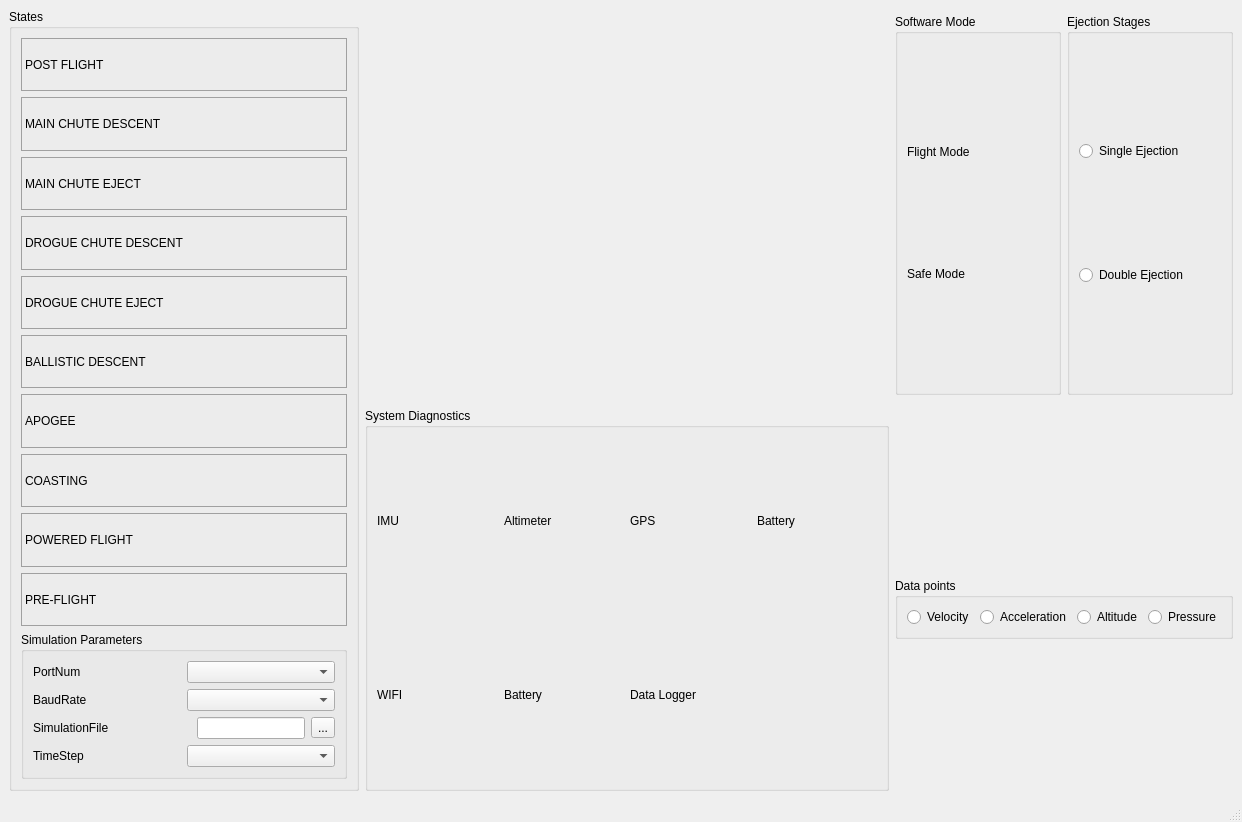
The window that app/NaFCSE/mainwindow.ui (bytecod3/Nakuja-Flight-Computer-Simulation-Engine) describes before a commit, drawn with Qt 5.
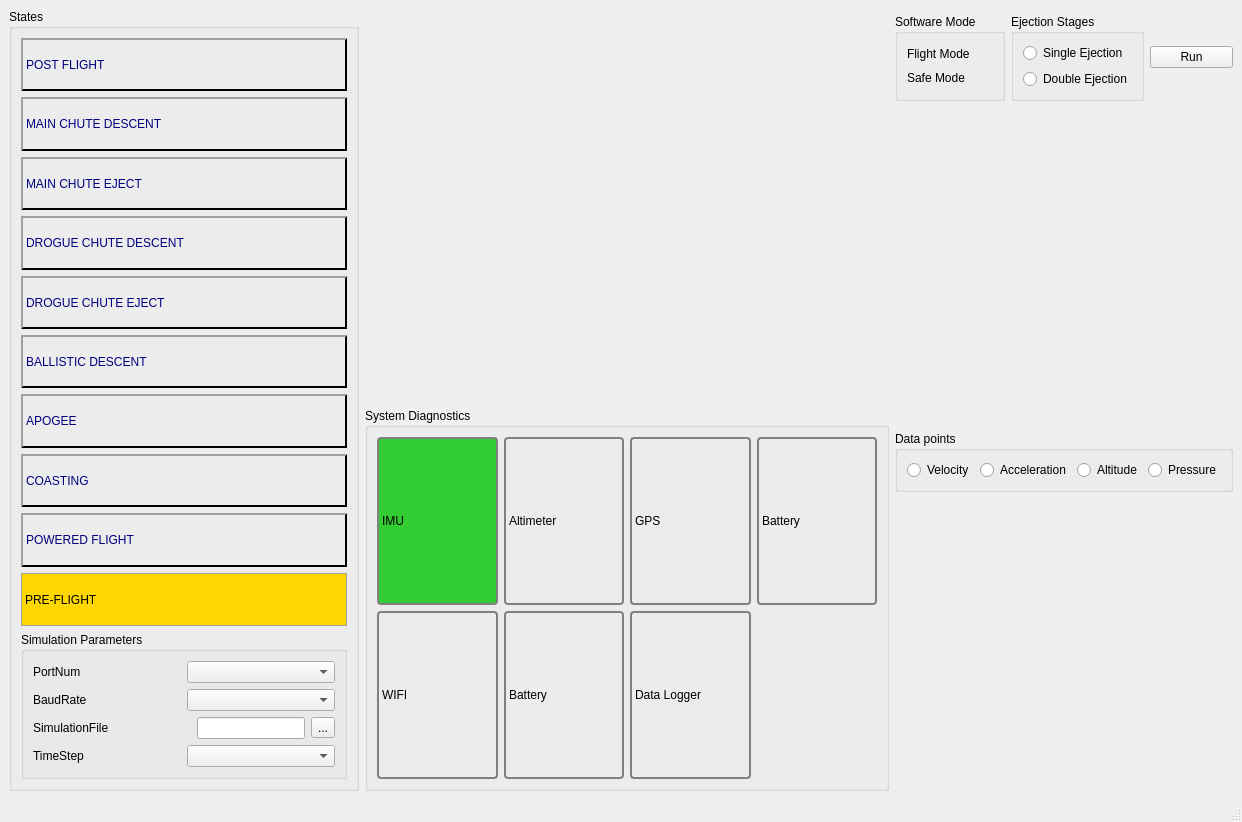
The same window after the commit. Icons and pictures are not drawn.

Patch:
```diff
--- a/app/NaFCSE/mainwindow.ui
+++ b/app/NaFCSE/mainwindow.ui
@@ -42,8 +42,12 @@
        <item>
         <widget class="QLabel" name="label">
          <property name="styleSheet">
-          <string notr="true">border: 1px solid #a0a0a0;
-color: #000000;</string>
+          <string notr="true">border: 0px solid black;
+border-bottom: 2px solid black;
+border-top: 2px solid #a0a0a0;
+border-right:  2px solid black;
+border-left:  2px solid #a0a0a0;
+color: #000080;</string>
          </property>
          <property name="text">
           <string>POST FLIGHT</string>
@@ -53,8 +57,13 @@
        <item>
         <widget class="QLabel" name="label_3">
          <property name="styleSheet">
-          <string notr="true">border: 1px solid #a0a0a0;
-color: #000000;</string>
+          <string notr="true">border: 0px solid black;
+border-bottom: 2px solid black;
+border-top: 2px solid #a0a0a0;
+border-right:  2px solid black;
+border-left:  2px solid #a0a0a0;
+color: #000080;
+</string>
          </property>
          <property name="text">
           <string>MAIN CHUTE DESCENT</string>
@@ -64,8 +73,13 @@
        <item>
         <widget class="QLabel" name="label_2">
          <property name="styleSheet">
-          <string notr="true">border: 1px solid #a0a0a0;
-color: #000000;</string>
+          <string notr="true">border: 0px solid black;
+border-bottom: 2px solid black;
+border-top: 2px solid #a0a0a0;
+border-right:  2px solid black;
+border-left:  2px solid #a0a0a0;
+color: #000080;
+</string>
          </property>
          <property name="text">
           <string>MAIN CHUTE EJECT</string>
@@ -75,8 +89,13 @@
        <item>
         <widget class="QLabel" name="label_4">
          <property name="styleSheet">
-          <string notr="true">border: 1px solid #a0a0a0;
-color: #000000;</string>
+          <string notr="true">border: 0px solid black;
+border-bottom: 2px solid black;
+border-top: 2px solid #a0a0a0;
+border-right:  2px solid black;
+border-left:  2px solid #a0a0a0;
+color: #000080;
+</string>
          </property>
          <property name="text">
           <string>DROGUE CHUTE DESCENT</string>
@@ -86,8 +105,13 @@
        <item>
         <widget class="QLabel" name="label_5">
          <property name="styleSheet">
-          <string notr="true">border: 1px solid #a0a0a0;
-color: #000000;</string>
+          <string notr="true">border: 0px solid black;
+border-bottom: 2px solid black;
+border-top: 2px solid #a0a0a0;
+border-right:  2px solid black;
+border-left:  2px solid #a0a0a0;
+color: #000080;
+</string>
          </property>
          <property name="text">
           <string>DROGUE CHUTE EJECT</string>
@@ -97,8 +121,12 @@
        <item>
         <widget class="QLabel" name="label_6">
          <property name="styleSheet">
-          <string notr="true">border: 1px solid #a0a0a0;
-color: #000000;</string>
+          <string notr="true">border: 0px solid black;
+border-bottom: 2px solid black;
+border-top: 2px solid #a0a0a0;
+border-right:  2px solid black;
+border-left:  2px solid #a0a0a0;
+color: #000080;</string>
          </property>
          <property name="text">
           <string>BALLISTIC DESCENT</string>
@@ -108,8 +136,13 @@
        <item>
         <widget class="QLabel" name="label_7">
          <property name="styleSheet">
-          <string notr="true">border: 1px solid #a0a0a0;
-color: #000000;</string>
+          <string notr="true">border: 0px solid black;
+border-bottom: 2px solid black;
+border-top: 2px solid #a0a0a0;
+border-right:  2px solid black;
+border-left:  2px solid #a0a0a0;
+color: #000080;
+</string>
          </property>
          <property name="text">
           <string>APOGEE</string>
@@ -119,8 +152,12 @@
        <item>
         <widget class="QLabel" name="label_8">
          <property name="styleSheet">
-          <string notr="true">border: 1px solid #a0a0a0;
-color: #000000;</string>
+          <string notr="true">border: 0px solid black;
+border-bottom: 2px solid black;
+border-top: 2px solid #a0a0a0;
+border-right:  2px solid black;
+border-left:  2px solid #a0a0a0;
+color: #000080;</string>
          </property>
          <property name="text">
           <string>COASTING</string>
@@ -130,8 +167,12 @@
        <item>
         <widget class="QLabel" name="label_13">
          <property name="styleSheet">
-          <string notr="true">border: 1px solid #a0a0a0;
-color: #000000;</string>
+          <string notr="true">border: 0px solid black;
+border-bottom: 2px solid black;
+border-top: 2px solid #a0a0a0;
+border-right:  2px solid black;
+border-left:  2px solid #a0a0a0;
+color: #000080;</string>
          </property>
          <property name="text">
           <string>POWERED FLIGHT</string>
@@ -142,7 +183,9 @@
         <widget class="QLabel" name="label_14">
          <property name="styleSheet">
           <string notr="true">border: 1px solid #a0a0a0;
-color: #000000;</string>
+color: #000000;
+background: #FFD700;
+font: 700 9pt &quot;Segoe UI&quot;;</string>
          </property>
          <property name="text">
           <string>PRE-FLIGHT</string>
@@ -270,6 +313,12 @@
            </property>
            <item row="0" column="2">
             <widget class="QLabel" name="label_19">
+             <property name="styleSheet">
+              <string notr="true">border: 2px solid grey;
+border-radius: 4px;
+color: black;
+font: 700 9pt &quot;Segoe UI&quot;;</string>
+             </property>
              <property name="text">
               <string>GPS</string>
              </property>
@@ -280,6 +329,13 @@
            </item>
            <item row="0" column="0">
             <widget class="QLabel" name="label_17">
+             <property name="styleSheet">
+              <string notr="true">border: 2px solid grey;
+border-radius: 4px;
+color: black;
+font: 700 9pt &quot;Segoe UI&quot;;
+background: #32CD32;</string>
+             </property>
              <property name="text">
               <string>IMU</string>
              </property>
@@ -290,6 +346,12 @@
            </item>
            <item row="0" column="1">
             <widget class="QLabel" name="label_18">
+             <property name="styleSheet">
+              <string notr="true">border: 2px solid grey;
+border-radius: 4px;
+color: black;
+font: 700 9pt &quot;Segoe UI&quot;;</string>
+             </property>
              <property name="text">
               <string>Altimeter</string>
              </property>
@@ -300,6 +362,13 @@
            </item>
            <item row="1" column="2">
             <widget class="QLabel" name="label_22">
+             <property name="styleSheet">
+              <string notr="true">border: 2px solid grey;
+border-radius: 4px;
+color: black;
+font: 700 9pt &quot;Segoe UI&quot;;
+</string>
+             </property>
              <property name="text">
               <string>Data Logger</string>
              </property>
@@ -310,6 +379,13 @@
            </item>
            <item row="1" column="0">
             <widget class="QLabel" name="label_20">
+             <property name="styleSheet">
+              <string notr="true">border: 2px solid grey;
+border-radius: 4px;
+color: black;
+font: 700 9pt &quot;Segoe UI&quot;;
+</string>
+             </property>
              <property name="text">
               <string>WIFI</string>
              </property>
@@ -320,6 +396,12 @@
            </item>
            <item row="1" column="1">
             <widget class="QLabel" name="label_21">
+             <property name="styleSheet">
+              <string notr="true">border: 2px solid grey;
+border-radius: 4px;
+color: black;
+font: 700 9pt &quot;Segoe UI&quot;;</string>
+             </property>
              <property name="text">
               <string>Battery</string>
              </property>
@@ -330,6 +412,12 @@
            </item>
            <item row="0" column="3">
             <widget class="QLabel" name="label_23">
+             <property name="styleSheet">
+              <string notr="true">border: 2px solid grey;
+border-radius: 4px;
+color: black;
+font: 700 9pt &quot;Segoe UI&quot;;</string>
+             </property>
              <property name="text">
               <string>Battery</string>
              </property>
@@ -422,6 +510,13 @@
           </layout>
          </widget>
         </item>
+        <item>
+         <widget class="QPushButton" name="btnRun">
+          <property name="text">
+           <string>Run</string>
+          </property>
+         </widget>
+        </item>
        </layout>
       </item>
       <item>
```
Left out of the diff: 4 changed lines with no effect on the pictures.
